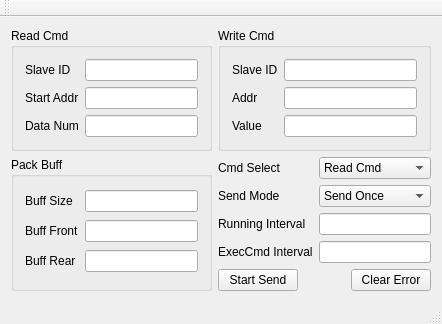
First picture: the form in mainwindow.ui, repository shirisheng/MyModbusModule, before the edit.
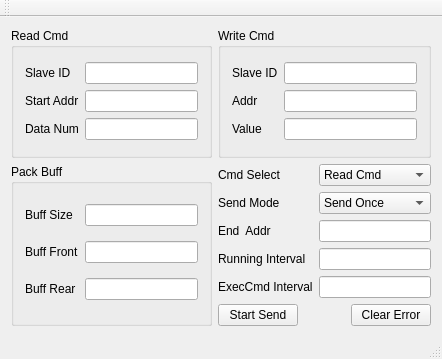
Second picture: the form after the edit.

Patch:
```diff
--- a/mainwindow.ui
+++ b/mainwindow.ui
@@ -7,7 +7,7 @@
     <x>0</x>
     <y>0</y>
     <width>442</width>
-    <height>324</height>
+    <height>359</height>
    </rect>
   </property>
   <property name="windowTitle">
@@ -169,20 +169,20 @@
          <layout class="QHBoxLayout" name="horizontalLayout_4">
           <item>
            <layout class="QGridLayout" name="gridLayout">
-            <item row="2" column="0">
+            <item row="3" column="0">
              <widget class="QLabel" name="label_11">
               <property name="text">
                <string>Running Interval</string>
               </property>
              </widget>
             </item>
-            <item row="2" column="1">
-             <widget class="QLineEdit" name="runningIntervalLineEdit"/>
-            </item>
             <item row="3" column="1">
+             <widget class="QLineEdit" name="runningIntervalLineEdit"/>
+            </item>
+            <item row="4" column="1">
              <widget class="QLineEdit" name="execCmdIntervalLineEdit"/>
             </item>
-            <item row="3" column="0">
+            <item row="4" column="0">
              <widget class="QLabel" name="label_10">
               <property name="text">
                <string>ExecCmd Interval</string>
@@ -231,6 +231,16 @@
               </item>
              </widget>
             </item>
+            <item row="2" column="0">
+             <widget class="QLabel" name="label_14">
+              <property name="text">
+               <string>End  Addr</string>
+              </property>
+             </widget>
+            </item>
+            <item row="2" column="1">
+             <widget class="QLineEdit" name="endAddrLineEdit"/>
+            </item>
            </layout>
           </item>
          </layout>
```
